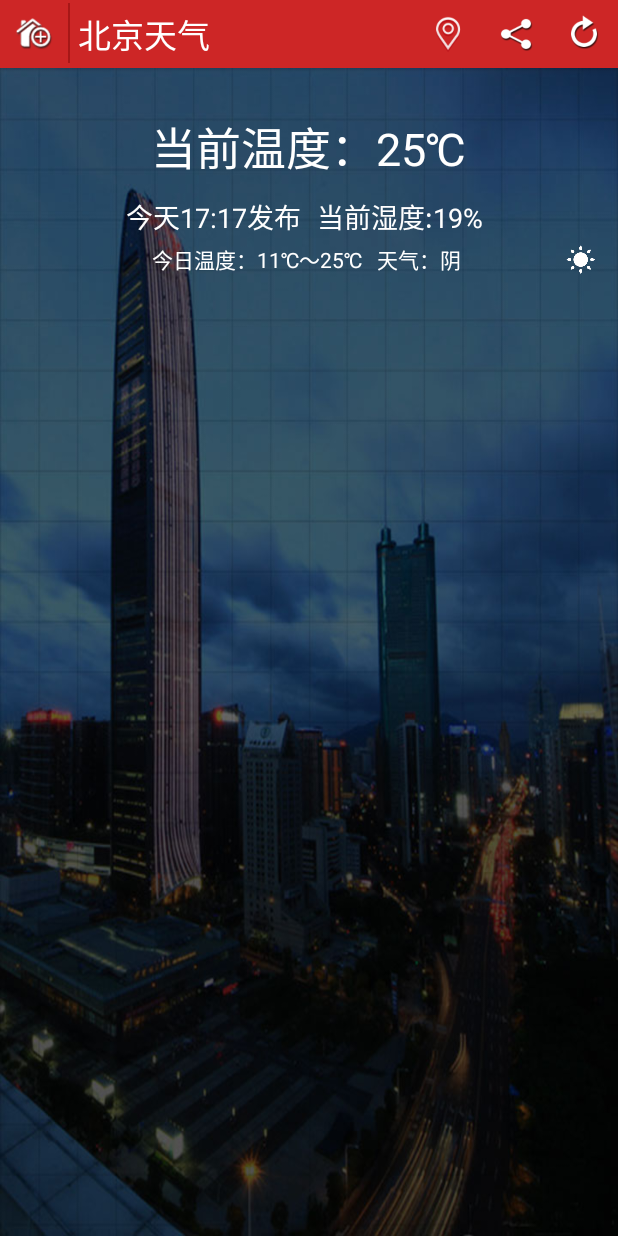
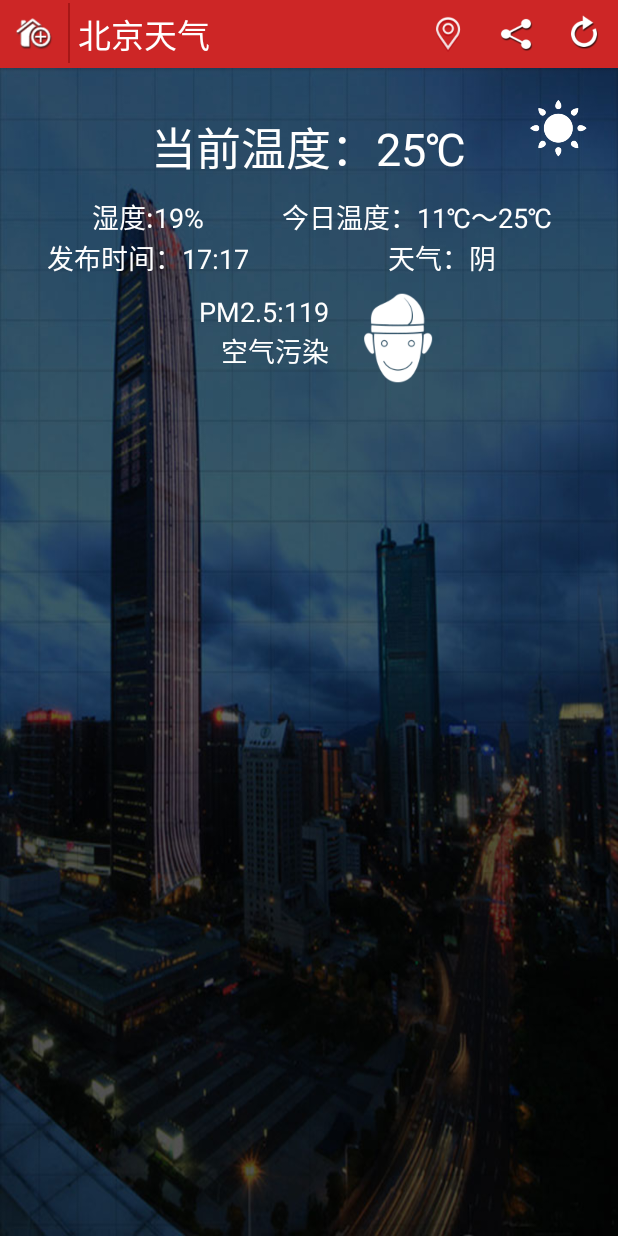
Before and after one commit to HeJialeKeepLearning/MiniWeatherLearn, an Android app: the screen it shows after launch (MainActivity), on a phone screen of 412 x 824 dp. Run offline under Robolectric (Android 15) with nearby library versions, the phone set to English and light mode, and no system bars.

Commit message:
third version

```diff
--- a/app/src/main/res/layout/weather_info.xml
+++ b/app/src/main/res/layout/weather_info.xml
@@ -29,7 +29,7 @@
             android:layout_toRightOf="@id/city_seperator"
             android:gravity="center_vertical"
             android:text="北京天气"
-            android:textColor="#ffffff"
+            android:textColor="@color/white"
             android:textSize="22.0sp"
             android:paddingLeft="5dp"/>
         <ImageView
@@ -74,85 +74,116 @@
                 android:textSize="30sp"
                 android:layout_centerHorizontal="true"
                 android:paddingTop="20dp"
-                android:textColor="#ffffff"/>
-            <!-- 发布时间和湿度 -->
+                android:textColor="@color/white"/>
+            <ImageView
+                android:id="@+id/weather_icon"
+                android:layout_width="60dp"
+                android:layout_height="60dp"
+                android:layout_alignParentRight="true"
+                android:src="@drawable/biz_plugin_weather_qing"/>
+            <!-- 湿度+发布时间、今日温度+天气 -->
             <LinearLayout
                 android:layout_width="fill_parent"
                 android:layout_height="wrap_content"
-                android:orientation="vertical"
+                android:orientation="horizontal"
                 android:layout_below="@id/temperature_now"
-                android:paddingTop="10dp"
-                android:id="@+id/time_moist">
+                android:id="@+id/moist_time_temperaturetoday_weather"
+                android:paddingTop="10dp">
+                <!-- 湿度和发布时间 -->
                 <LinearLayout
-                    android:layout_width="fill_parent"
+                    android:layout_width="0dp"
+                    android:layout_weight="1"
                     android:layout_height="wrap_content"
-                    android:orientation="horizontal">
+                    android:orientation="vertical"
+                    android:id="@+id/time_moist">
                     <TextView
-                        android:layout_width="0dp"
+                        android:layout_width="wrap_content"
                         android:layout_height="wrap_content"
                         android:id="@+id/publish_time"
                         android:layout_weight="1"
-                        android:text="今天17:17发布"
-                        android:textColor="#ffffff"
-                        android:textSize="18sp"
-                        android:gravity="right"
-                        android:paddingRight="5dp"/>
+                        android:text="湿度:19%"
+                        android:layout_gravity="center"
+                        android:textColor="@color/white"
+                        android:textSize="18sp" />
                     <TextView
-                        android:layout_width="0dp"
+                        android:layout_width="wrap_content"
                         android:layout_height="wrap_content"
                         android:id="@+id/moist_now"
                         android:layout_weight="1"
-                        android:text="当前湿度:19%"
-                        android:textColor="#ffffff"
+                        android:text="发布时间：17:17"
+                        android:layout_gravity="center"
+                        android:textColor="@color/white"
+                        android:textSize="18sp" />
+                </LinearLayout>
+
+                <!-- 今日温度+天气 -->
+                <LinearLayout
+                    android:layout_width="0dp"
+                    android:layout_weight="1.2"
+                    android:layout_height="wrap_content"
+                    android:id="@+id/temperature_today_weather"
+                    android:orientation="vertical"
+                    android:layout_below="@id/time_moist">
+                    <TextView
+                        android:layout_width="wrap_content"
+                        android:layout_height="wrap_content"
+                        android:text="今日温度：11℃～25℃"
+                        android:textColor="@color/white"
                         android:textSize="18sp"
-                        android:layout_gravity="left"
-                        android:paddingLeft="5dp"/>
+                        android:paddingRight="10dp"/>
+                    <TextView
+                        android:layout_width="wrap_content"
+                        android:layout_height="wrap_content"
+                        android:layout_weight="0.6"
+                        android:text="天气：阴"
+                        android:layout_gravity="center"
+                        android:textColor="@color/white"
+                        android:textSize="18sp"/>
+
                 </LinearLayout>
 
             </LinearLayout>
 
-            <!-- 今日温度+pm2.5 -->
+            <!-- pm2.5 -->
             <LinearLayout
                 android:layout_width="fill_parent"
                 android:layout_height="wrap_content"
-                android:id="@+id/temperature_today_pm2.5"
                 android:orientation="horizontal"
-                android:layout_below="@id/time_moist">
+                android:id="@+id/pm2.5"
+                android:paddingTop="10dp"
+                android:layout_below="@id/moist_time_temperaturetoday_weather">
                 <LinearLayout
-                    android:layout_width="fill_parent"
+                    android:layout_weight="1"
+                    android:layout_width="wrap_content"
                     android:layout_height="wrap_content"
-                    android:orientation="horizontal"
-                    android:layout_weight="1">
+                    android:orientation="vertical">
                     <TextView
-                        android:layout_width="0dp"
+                        android:layout_width="wrap_content"
                         android:layout_height="wrap_content"
-                        android:layout_weight="2"
-                        android:text="今日温度：11℃～25℃"
-                        android:textColor="#ffffff"
-                        android:layout_gravity="center"
-                        android:gravity="right"
-                        android:paddingRight="10dp"/>
+                        android:text="PM2.5:119"
+                        android:textSize="18sp"
+                        android:textColor="@color/white"
+                        android:layout_gravity="right"/>
                     <TextView
-                        android:layout_width="0dp"
+                        android:layout_width="wrap_content"
                         android:layout_height="wrap_content"
-                        android:layout_weight="1"
-                        android:layout_gravity="center"
-                        android:text="天气：阴"
-                        android:textColor="#ffffff"/>
-                    <ImageView
-                        android:layout_width="30dp"
-                        android:layout_height="30dp"
-                        android:src="@drawable/biz_plugin_weather_qing"/>
+                        android:text="空气污染"
+                        android:textSize="18sp"
+                        android:textColor="@color/white"
+                        android:layout_gravity="right"/>
                 </LinearLayout>
+                <ImageView
+                    android:layout_width="60dp"
+                    android:layout_height="60dp"
+                    android:layout_weight="1"
+                    android:layout_gravity="left"
+                    android:paddingRight="90dp"
+                    android:src="@drawable/biz_plugin_weather_0_50"/>
 
             </LinearLayout>
 
         </RelativeLayout>
 
-
-
     </LinearLayout>
 
-
-
 </RelativeLayout>
--- a/app/src/main/res/values/colors.xml
+++ b/app/src/main/res/values/colors.xml
@@ -3,4 +3,5 @@
     <color name="colorPrimary">#3F51B5</color>
     <color name="colorPrimaryDark">#303F9F</color>
     <color name="colorAccent">#FF4081</color>
+    <color name="white">#ffffff</color>
 </resources>
```
